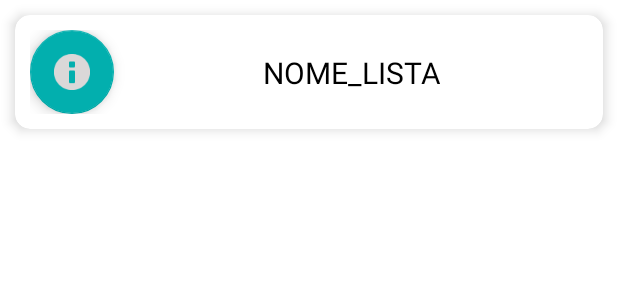
After one commit to RafaGranja/ListaDeCompras, an Android app: the layout archived_item_list.xml on its own in the app's theme, with its tools: preview values and no code run, on a phone screen of 412 x 824 dp. The commit adds this screen. Shown: the top 300 px of the screen. Run offline under Robolectric (Android 15) with nearby library versions, the phone set to English and light mode, and no system bars.

Commit message:
Lista de Arquivados

```diff
--- /dev/null
+++ b/ProjetoBase/app/src/main/res/layout/archived_item_list.xml
@@ -0,0 +1,47 @@
+<?xml version="1.0" encoding="utf-8"?>
+<androidx.cardview.widget.CardView xmlns:android="http://schemas.android.com/apk/res/android"
+    xmlns:tools="http://schemas.android.com/tools"
+    android:layout_width="match_parent"
+    android:layout_height="wrap_content"
+    xmlns:app="http://schemas.android.com/apk/res-auto"
+    android:layout_margin="10dp"
+    app:cardCornerRadius="10dp"
+    app:cardElevation="5dp"
+    app:contentPadding="10dp"
+    android:layout_gravity="top"
+    android:background="@drawable/background"
+    android:orientation="horizontal"
+    android:layout_marginBottom="30dp">
+
+    <androidx.constraintlayout.widget.ConstraintLayout
+        android:layout_width="match_parent"
+        android:layout_height="match_parent">
+
+        <com.google.android.material.floatingactionbutton.FloatingActionButton
+            android:id="@+id/info_archived_list"
+            android:layout_width="wrap_content"
+            android:layout_height="wrap_content"
+            app:layout_constraintBottom_toBottomOf="parent"
+            app:layout_constraintTop_toTopOf="parent"
+            app:srcCompat="@android:drawable/ic_dialog_info"
+            tools:ignore="MissingConstraints"
+            android:layout_marginLeft="40dp"/>
+
+        <TextView
+            android:id="@+id/edit_nome_lista"
+            android:layout_width="wrap_content"
+            android:layout_height="wrap_content"
+            android:textAlignment="center"
+            app:layout_constraintStart_toEndOf="@id/info_archived_list"
+            app:layout_constraintBottom_toBottomOf="parent"
+            app:layout_constraintTop_toTopOf="parent"
+            app:layout_constraintEnd_toEndOf="parent"
+            tools:ignore="MissingConstraints"
+            android:text="NOME_LISTA"
+            android:textSize="20dp"
+            android:layout_marginBottom="10dp"
+            android:layout_marginTop="10dp"
+            />
+    </androidx.constraintlayout.widget.ConstraintLayout>
+
+</androidx.cardview.widget.CardView>
```
Also changed, not shown: ProjetoBase/app/src/main/java/com/example/projetobase/ArchivedListAdapter.java (added, +116 -0 lines), ProjetoBase/app/src/main/java/com/example/projetobase/Tela_Principal.java (+121 -5 lines), ProjetoBase/app/src/main/res/layout/fragment_archive_list.xml (+12 -0 lines).
